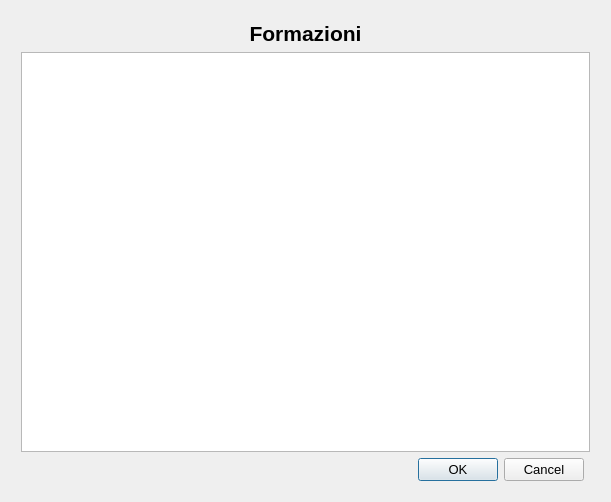
Qt form src/FileFormazioniViewer.ui (wdastru/FantaCalcGui) before a commit.
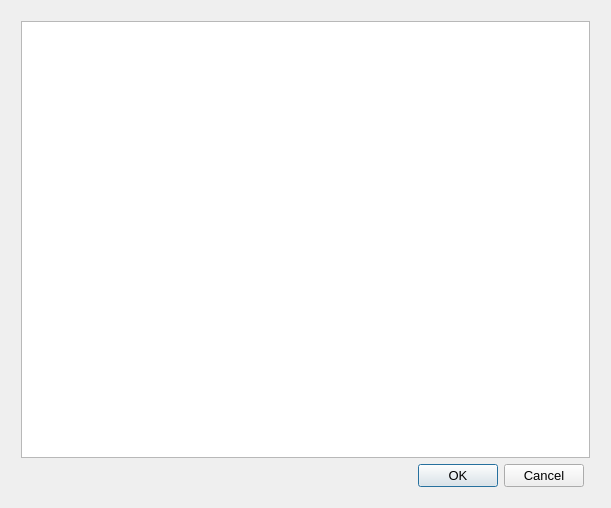
The same form after that commit.

Commit message: removed titles from dialogs

Diff of the .ui file:
```diff
--- a/src/FileFormazioniViewer.ui
+++ b/src/FileFormazioniViewer.ui
@@ -7,7 +7,7 @@
     <x>0</x>
     <y>0</y>
     <width>611</width>
-    <height>328</height>
+    <height>508</height>
    </rect>
   </property>
   <property name="font">
@@ -25,7 +25,7 @@
      <property name="margin">
       <number>10</number>
      </property>
-     <item row="1" column="0" colspan="2">
+     <item row="0" column="0" colspan="2">
       <widget class="QPlainTextEdit" name="plainTextEdit">
        <property name="enabled">
         <bool>true</bool>
@@ -55,33 +55,7 @@
        </property>
       </widget>
      </item>
-     <item row="0" column="0" colspan="2">
-      <widget class="QLabel" name="label">
-       <property name="sizePolicy">
-        <sizepolicy hsizetype="Preferred" vsizetype="Minimum">
-         <horstretch>0</horstretch>
-         <verstretch>0</verstretch>
-        </sizepolicy>
-       </property>
-       <property name="font">
-        <font>
-         <family>Ubuntu</family>
-         <pointsize>16</pointsize>
-         <weight>75</weight>
-         <bold>true</bold>
-         <strikeout>false</strikeout>
-         <kerning>false</kerning>
-        </font>
-       </property>
-       <property name="text">
-        <string>Formazioni</string>
-       </property>
-       <property name="alignment">
-        <set>Qt::AlignHCenter|Qt::AlignTop</set>
-       </property>
-      </widget>
-     </item>
-     <item row="2" column="0">
+     <item row="1" column="0">
       <widget class="QDialogButtonBox" name="buttonBox">
        <property name="standardButtons">
         <set>QDialogButtonBox::Cancel|QDialogButtonBox::Ok</set>
```
The commit also changes 4 other files.
